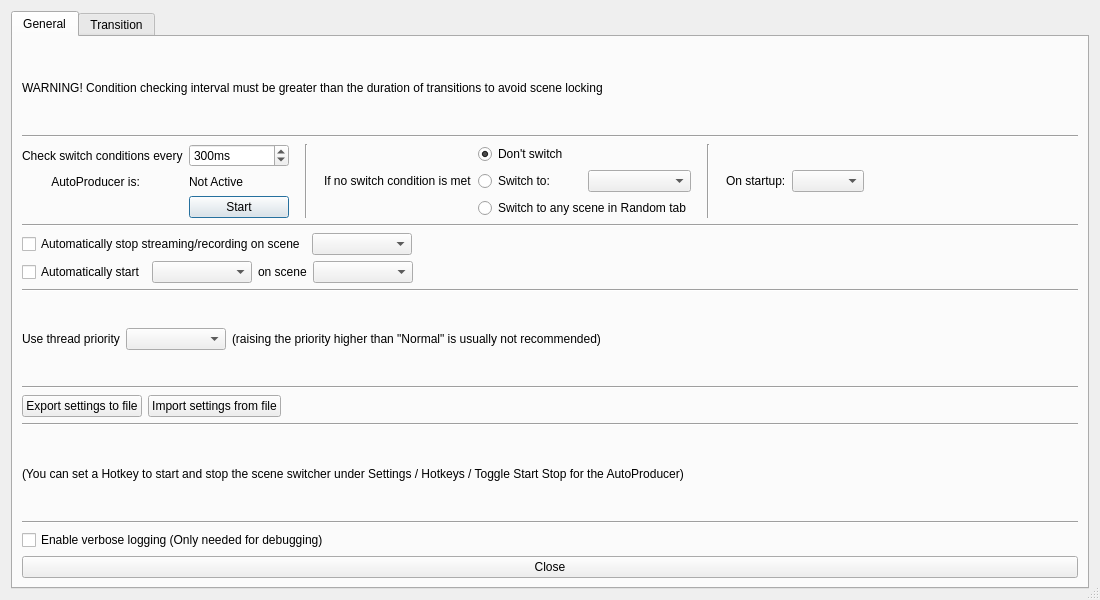
Above: forms/advanced-scene-switcher.ui from Bryshot/TFG before the change. Below: the same form after it.
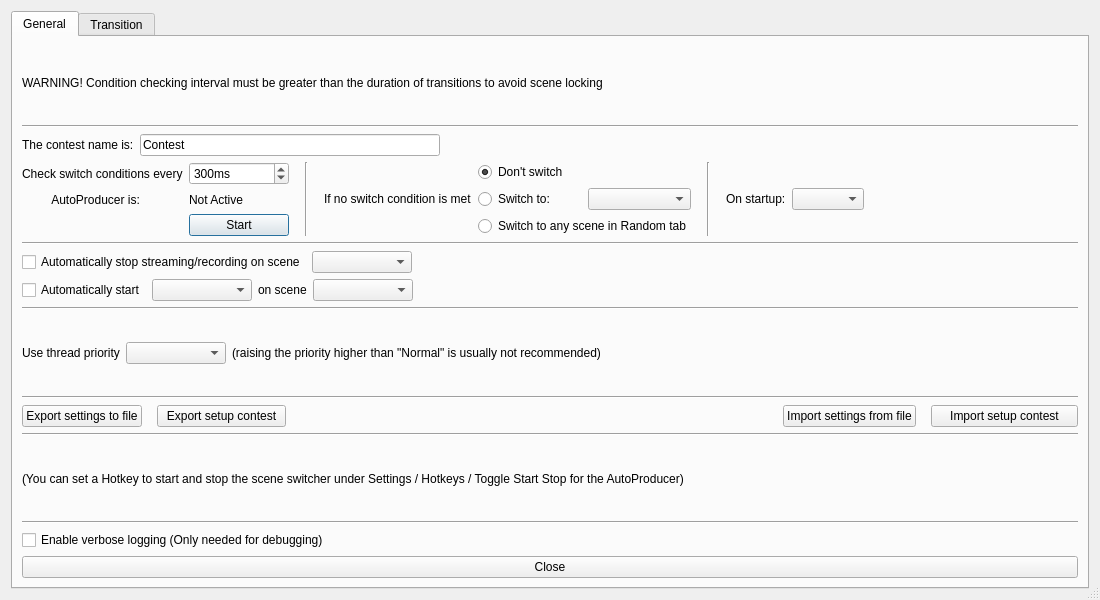
That is the form after the change.

The edit to the form file:
```diff
--- a/forms/advanced-scene-switcher.ui
+++ b/forms/advanced-scene-switcher.ui
@@ -63,6 +63,43 @@
          </property>
         </widget>
        </item>
+       <item>
+        <layout class="QHBoxLayout" name="horizontalLayout_4">
+         <item>
+          <widget class="QLabel" name="label">
+           <property name="text">
+            <string>The contest name is:</string>
+           </property>
+          </widget>
+         </item>
+         <item>
+          <widget class="QLineEdit" name="ContestName">
+           <property name="maximumSize">
+            <size>
+             <width>300</width>
+             <height>22</height>
+            </size>
+           </property>
+           <property name="text">
+            <string>Contest</string>
+           </property>
+          </widget>
+         </item>
+         <item>
+          <spacer name="horizontalSpacer_4">
+           <property name="orientation">
+            <enum>Qt::Horizontal</enum>
+           </property>
+           <property name="sizeHint" stdset="0">
+            <size>
+             <width>40</width>
+             <height>20</height>
+            </size>
+           </property>
+          </spacer>
+         </item>
+        </layout>
+       </item>
        <item>
         <layout class="QGridLayout" name="gridLayout_4">
          <item row="0" column="2">
@@ -480,6 +517,9 @@
        </item>
        <item>
         <layout class="QHBoxLayout" name="horizontalLayout_47">
+         <property name="spacing">
+          <number>15</number>
+         </property>
          <item>
           <widget class="QPushButton" name="exportSettings">
            <property name="text">
@@ -487,6 +527,38 @@
            </property>
           </widget>
          </item>
+         <item>
+          <widget class="QPushButton" name="ExportSetupContest">
+           <property name="minimumSize">
+            <size>
+             <width>129</width>
+             <height>0</height>
+            </size>
+           </property>
+           <property name="maximumSize">
+            <size>
+             <width>147</width>
+             <height>16777215</height>
+            </size>
+           </property>
+           <property name="text">
+            <string>Export setup contest</string>
+           </property>
+          </widget>
+         </item>
+         <item>
+          <spacer name="horizontalSpacer_3">
+           <property name="orientation">
+            <enum>Qt::Horizontal</enum>
+           </property>
+           <property name="sizeHint" stdset="0">
+            <size>
+             <width>40</width>
+             <height>20</height>
+            </size>
+           </property>
+          </spacer>
+         </item>
          <item>
           <widget class="QPushButton" name="importSettings">
            <property name="text">
@@ -495,17 +567,20 @@
           </widget>
          </item>
          <item>
-          <spacer name="horizontalSpacer_48">
-           <property name="orientation">
-            <enum>Qt::Horizontal</enum>
+          <widget class="QPushButton" name="importSetupContest">
+           <property name="enabled">
+            <bool>true</bool>
            </property>
-           <property name="sizeHint" stdset="0">
+           <property name="minimumSize">
             <size>
-             <width>40</width>
-             <height>20</height>
+             <width>147</width>
+             <height>0</height>
             </size>
            </property>
-          </spacer>
+           <property name="text">
+            <string>Import setup contest</string>
+           </property>
+          </widget>
          </item>
         </layout>
        </item>
```
Left out of the diff: 6 changed lines with no effect on the pictures.
